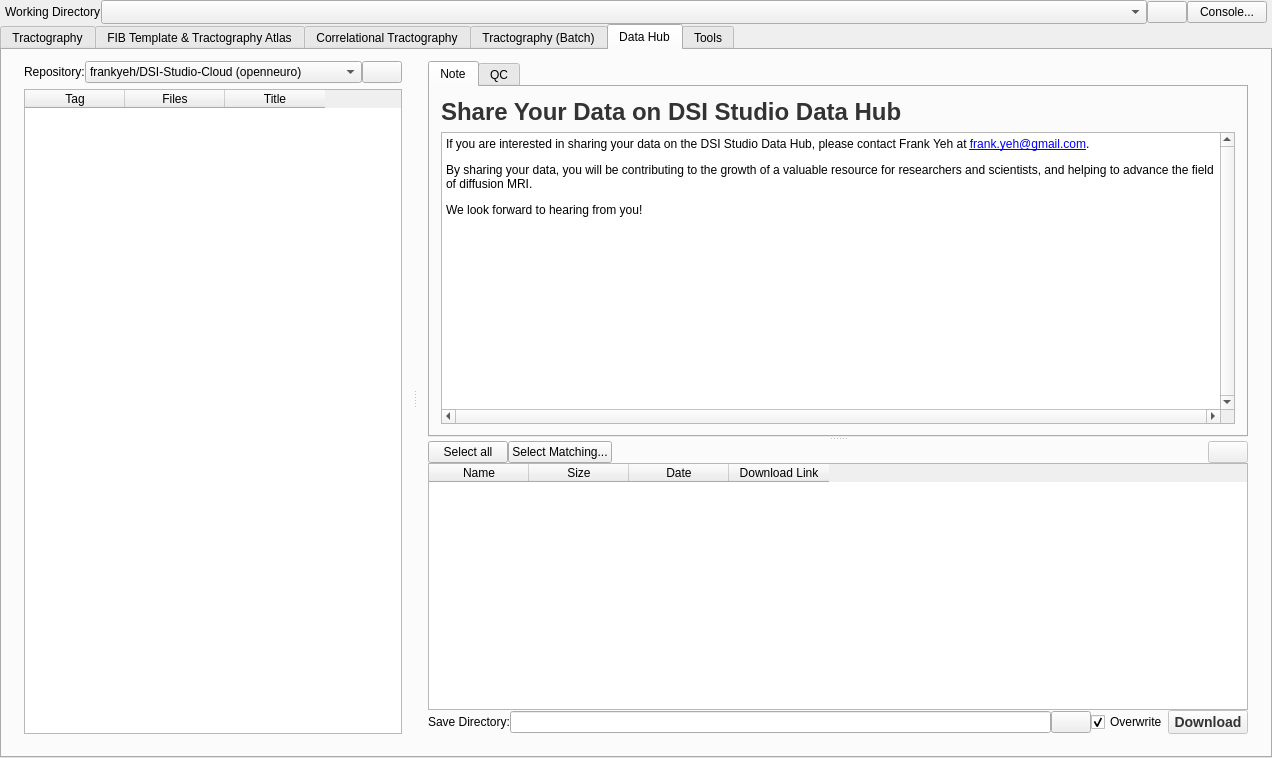
This is mainwindow.ui in frankyeh/DSI-Studio as Qt 5 draws it before an edit. The edited form follows.
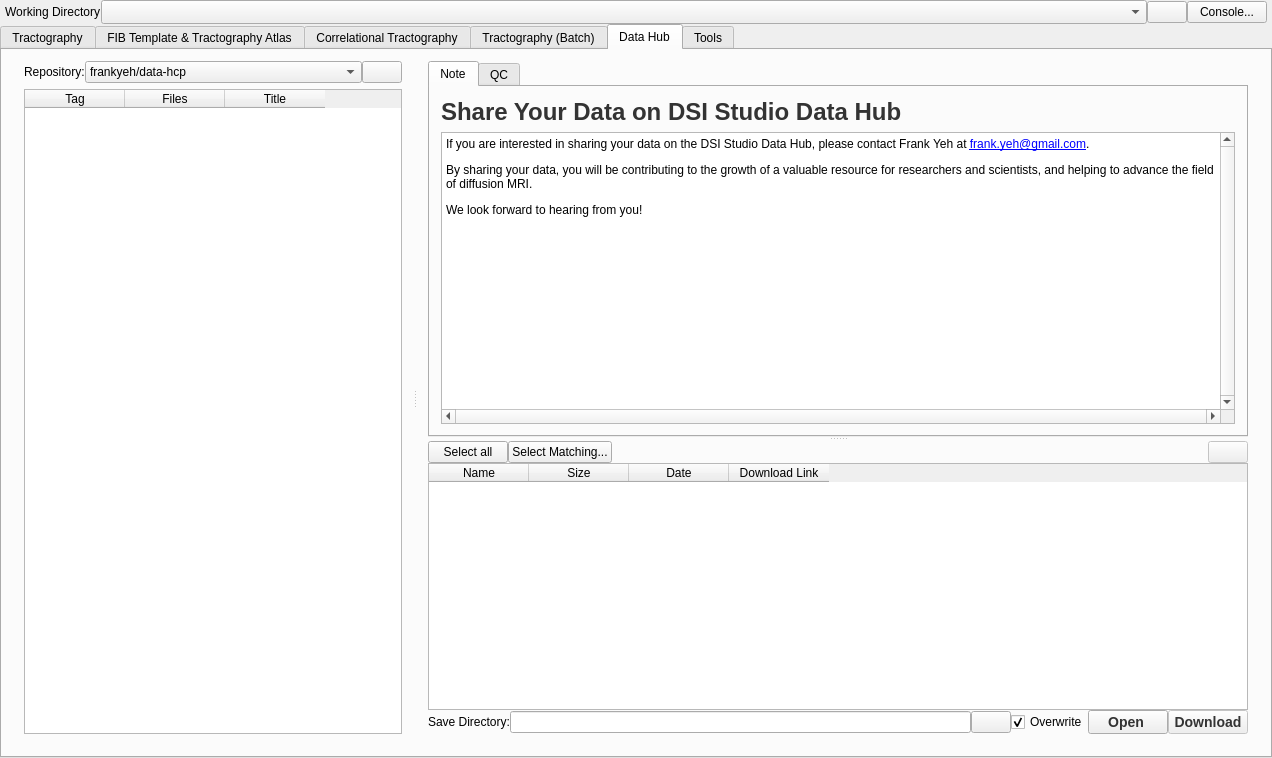
This is the edited form. The open tabs and pages were chosen to show the change. Icons and pictures are not drawn.

Commit message: revise data hub

```diff
--- a/mainwindow.ui
+++ b/mainwindow.ui
@@ -2637,7 +2637,7 @@
                 </property>
                 <item>
                  <property name="text">
-                  <string>frankyeh/DSI-Studio-Cloud (openneuro)</string>
+                  <string>frankyeh/data-hcp</string>
                  </property>
                 </item>
                 <item>
@@ -2996,6 +2996,24 @@
                     </property>
                    </widget>
                   </item>
+                  <item>
+                   <widget class="QPushButton" name="github_open_file">
+                    <property name="styleSheet">
+                     <string notr="true">QPushButton {
+    font-size: 14px;
+    font-weight: bold;
+    color: #333;
+}</string>
+                    </property>
+                    <property name="text">
+                     <string>Open </string>
+                    </property>
+                    <property name="icon">
+                     <iconset resource="icons.qrc">
+                      <normaloff>:/icons/icons/run.xpm</normaloff>:/icons/icons/run.xpm</iconset>
+                    </property>
+                   </widget>
+                  </item>
                   <item>
                    <widget class="QPushButton" name="github_download">
                     <property name="enabled">
```
Left out of the diff: 21 changed lines with no effect on the pictures. The commit also changes 2 other files.
